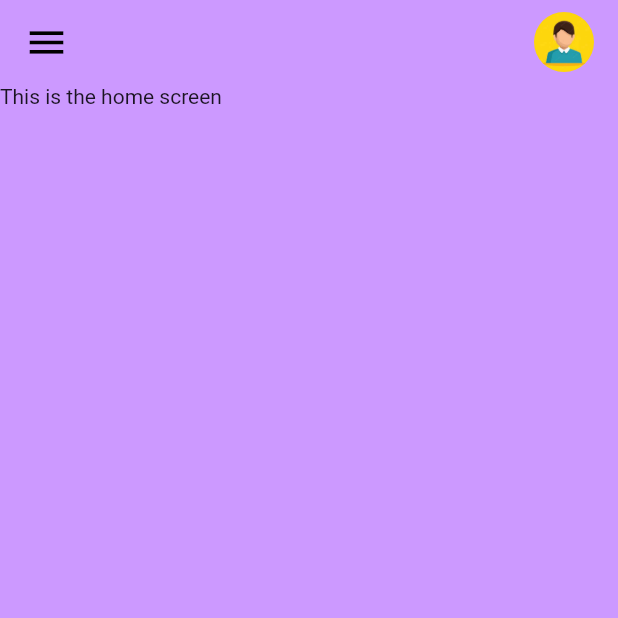
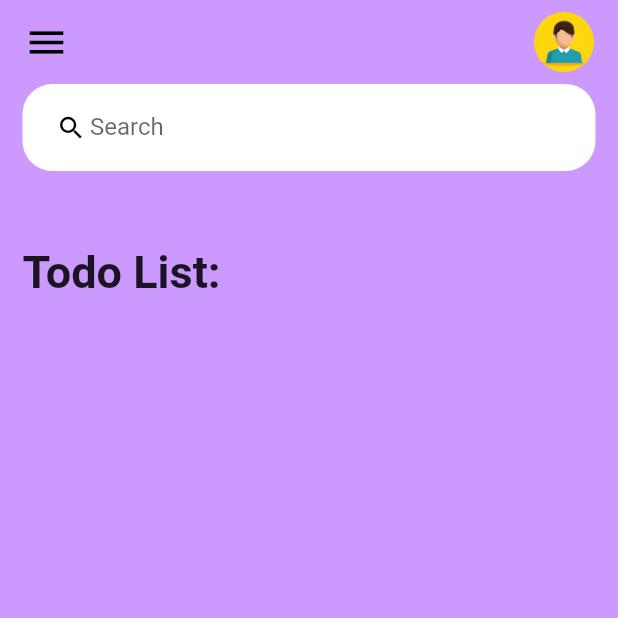
Before and after one commit to AbdurraoufE/todoApp, a Flutter app: the screen it shows after launch, on a phone screen of 412 x 824 dp, the top half of it. Run offline on Flutter 3.47's test engine with Material 2 defaults, Android fonts, the phone set to English and light mode, and no system bars.

Commit message:
added search bar and ToDo list title

```diff
--- a/lib/screens/home.dart
+++ b/lib/screens/home.dart
@@ -8,7 +8,67 @@ class Home extends StatelessWidget {
   Widget build(BuildContext context){
     return Scaffold(
       backgroundColor: backgroundColor,
-      appBar: AppBar(
+      appBar: buildAppBar(),
+      body: Container(
+        padding: EdgeInsets.symmetric(
+          horizontal: 15,
+          ),
+        child: Column(
+          children: [
+            searchBox(),
+            Expanded(
+              child: ListView(
+                children: [
+                  Container(
+                    margin: EdgeInsets.only(
+                      top: 50,
+                      bottom: 20,
+                    ),
+                    child: Text(
+                      "Todo List:",
+                      style: TextStyle(
+                      fontSize: 30,
+                      fontWeight: FontWeight.bold,
+                      ),
+                    ),
+                  )
+                ],
+              ),
+            )
+
+          ],
+        ),
+      ),
+    );
+  }
+
+
+Widget searchBox(){
+  return Container(
+              padding: EdgeInsets.symmetric(horizontal: 20, vertical: 5),
+              decoration: BoxDecoration(
+                color: Colors.white,
+                borderRadius: BorderRadius.circular(20)
+              ),
+              child: TextField(
+                decoration: InputDecoration(
+                  contentPadding: EdgeInsets.all(0),
+                  prefixIcon: Icon(Icons.search,
+                  color: black,
+                  size: 20,
+                  ),
+                  prefixIconConstraints: BoxConstraints(
+                    maxHeight: 20,
+                    minWidth: 25,
+                    ),
+                    border: InputBorder.none,
+                    hintText: "Search"
+                ),
+              ),
+            );
+}
+  AppBar buildAppBar() {
+    return AppBar(
       backgroundColor: backgroundColor,
       elevation: 0,
       title: Row(
@@ -28,10 +88,6 @@ class Home extends StatelessWidget {
         ),
       ),
     ]),
-    ),
-      body: Container(
-        child: Text("This is the home screen"),
-      ),
   );
   }
 }
```
Lines whose indentation alone changed are shown as unchanged.
